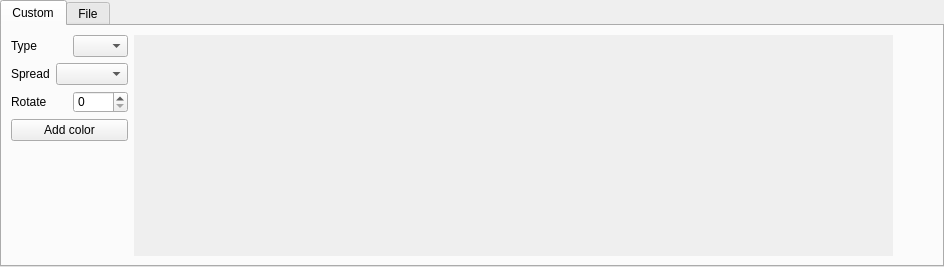
Qt form ui/BackgroundApplier.ui (Fefedu973/OpenRGBVisualMapPlugin) before a commit.
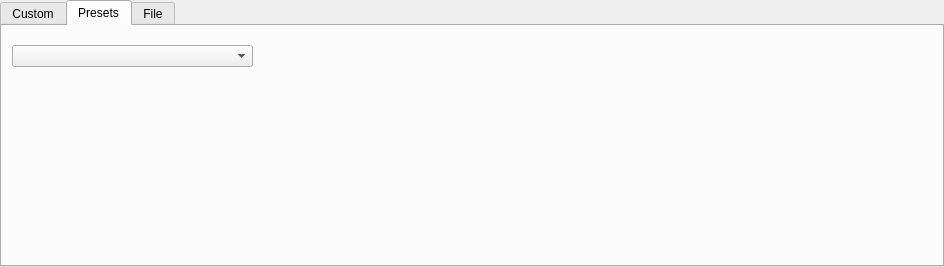
The same form after that commit. The open tabs and pages were chosen to show the change.

Patch:
```diff
--- a/ui/BackgroundApplier.ui
+++ b/ui/BackgroundApplier.ui
@@ -247,6 +247,32 @@
          </item>
         </layout>
        </widget>
+       <widget class="QWidget" name="tab">
+        <property name="sizePolicy">
+         <sizepolicy hsizetype="Expanding" vsizetype="Minimum">
+          <horstretch>0</horstretch>
+          <verstretch>0</verstretch>
+         </sizepolicy>
+        </property>
+        <attribute name="title">
+         <string>Presets</string>
+        </attribute>
+        <widget class="QWidget" name="gridLayoutWidget">
+         <property name="geometry">
+          <rect>
+           <x>10</x>
+           <y>10</y>
+           <width>241</width>
+           <height>41</height>
+          </rect>
+         </property>
+         <layout class="QGridLayout" name="gridLayout_5">
+          <item row="0" column="0">
+           <widget class="QComboBox" name="presets_comboBox"/>
+          </item>
+         </layout>
+        </widget>
+       </widget>
        <widget class="QWidget" name="file_tab">
         <property name="sizePolicy">
          <sizepolicy hsizetype="Expanding" vsizetype="Minimum">
```
